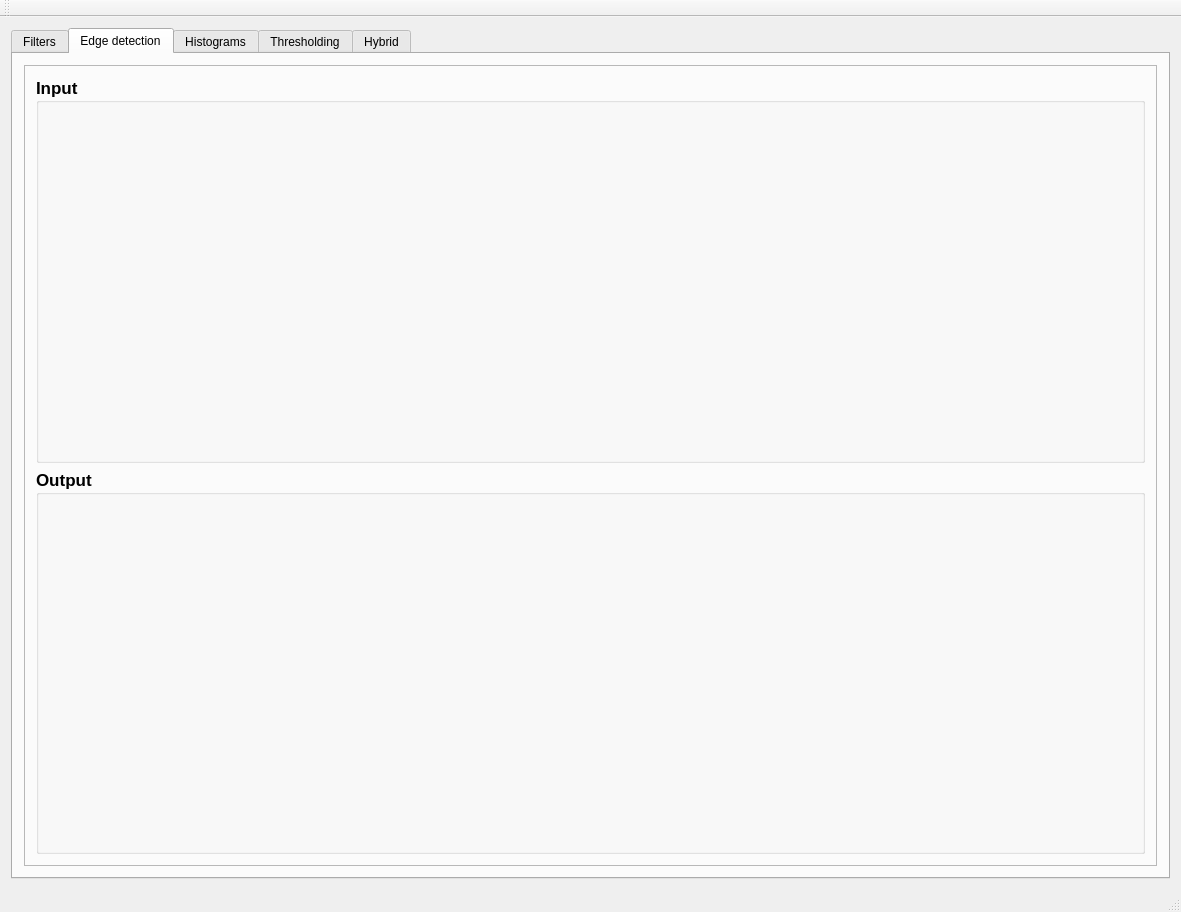
Before: the Qt Designer form QtWidgetsApplication2.ui in amg-eng/Filtering-and-edge-detection-application, drawn with Qt 5.
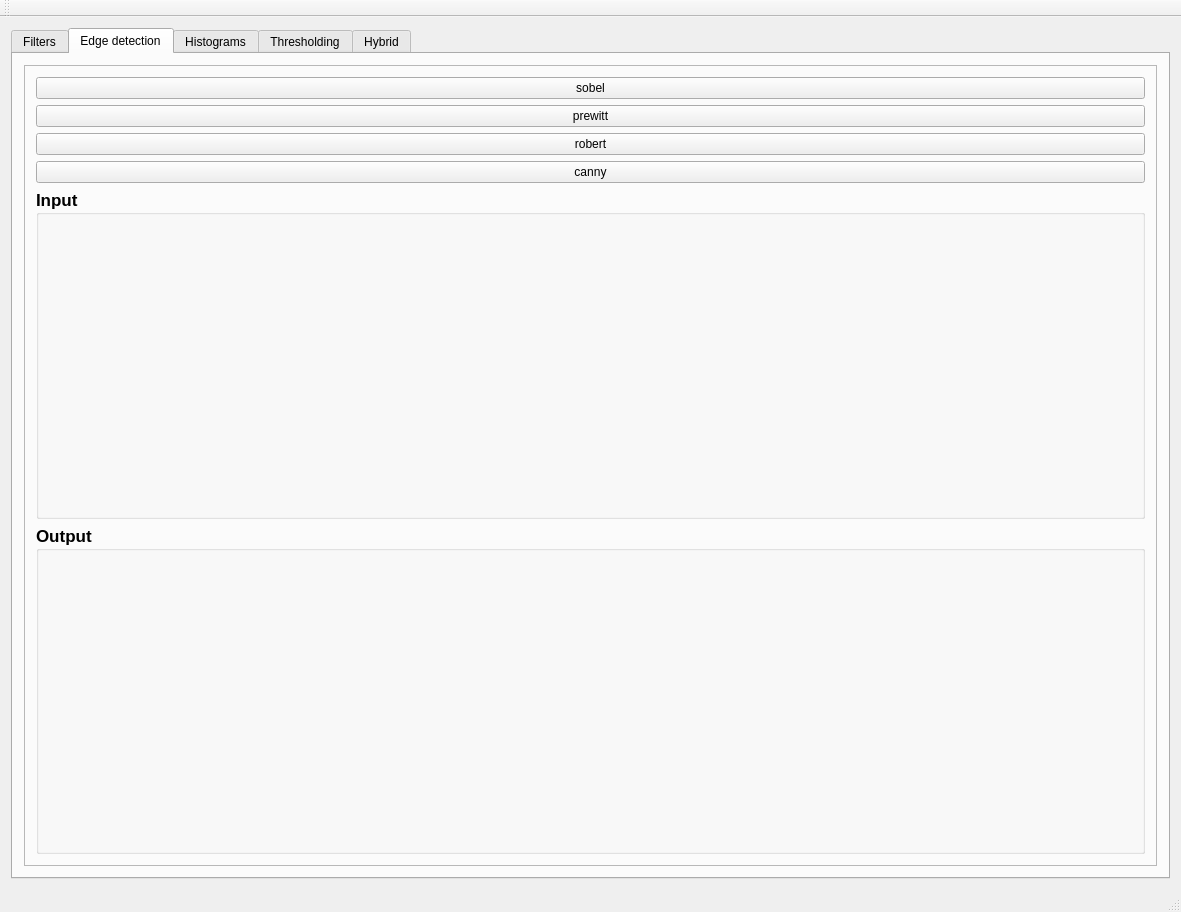
After: the same form once the commit is applied. The open tabs and pages were chosen to show the change.

The edit to the form file:
```diff
--- a/QtWidgetsApplication2.ui
+++ b/QtWidgetsApplication2.ui
@@ -318,12 +318,39 @@
            <enum>QFrame::Raised</enum>
           </property>
           <layout class="QVBoxLayout" name="verticalLayout_14">
+           <item>
+            <widget class="QPushButton" name="sobel">
+             <property name="text">
+              <string>sobel</string>
+             </property>
+            </widget>
+           </item>
+           <item>
+            <widget class="QPushButton" name="prewitt">
+             <property name="text">
+              <string>prewitt</string>
+             </property>
+            </widget>
+           </item>
+           <item>
+            <widget class="QPushButton" name="robert">
+             <property name="text">
+              <string>robert</string>
+             </property>
+            </widget>
+           </item>
+           <item>
+            <widget class="QPushButton" name="canny">
+             <property name="text">
+              <string>canny</string>
+             </property>
+            </widget>
+           </item>
            <item>
             <widget class="QGroupBox" name="inputgroupBox_3">
              <property name="font">
               <font>
                <pointsize>13</pointsize>
-               <weight>75</weight>
                <bold>true</bold>
               </font>
              </property>
@@ -346,7 +373,6 @@
              <property name="font">
               <font>
                <pointsize>13</pointsize>
-               <weight>75</weight>
                <italic>false</italic>
                <bold>true</bold>
               </font>
```
Left out of the diff: 21 changed lines with no effect on the pictures.
